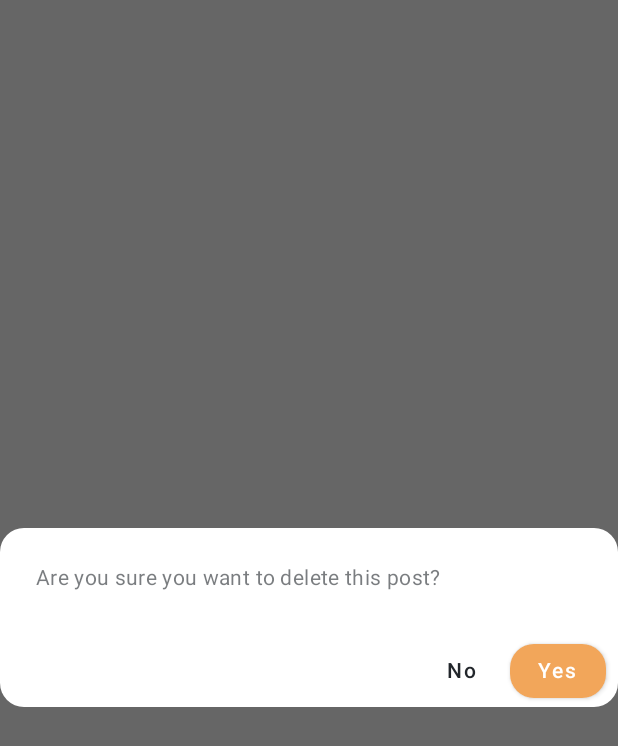
After one commit to AymanAitAhmed/Brandify, an Android app built with Jetpack Compose: the composable DeletePostConfirmationDialog shown on its own in the app's theme, on a phone screen of 412 x 824 dp. The commit adds this screen. Shown: the top 746 px of the screen. Run offline under Robolectric (Android 15) with nearby library versions, the phone set to English and light mode, and no system bars.

Commit message:
added DeletePostConfirmationDialog.kt

```diff
--- a/app/src/main/java/lr/aym/projet_fin_detudes/components/SignedOutDialog.kt
+++ b/app/src/main/java/lr/aym/projet_fin_detudes/components/SignedOutDialog.kt
@@ -81,6 +81,7 @@ fun SignedOutDialog(
                 onClick = {
                     showEmailSentDialog.value = false
                     navController.popBackStack(route = Screens.SignInScreen.route,inclusive = false)
+                    navController.navigate(route = Screens.SignInScreen.route)
                 },
                 colors = ButtonDefaults.buttonColors(
                     backgroundColor = MaterialTheme.colors.primary,
--- /dev/null
+++ b/app/src/main/java/lr/aym/projet_fin_detudes/views/home/DeletePostConfirmationDialog.kt
@@ -0,0 +1,59 @@
+package lr.aym.projet_fin_detudes.views.home
+
+import androidx.compose.foundation.layout.Arrangement
+import androidx.compose.foundation.layout.Row
+import androidx.compose.foundation.layout.fillMaxWidth
+import androidx.compose.foundation.layout.padding
+import androidx.compose.foundation.shape.RoundedCornerShape
+import androidx.compose.material.AlertDialog
+import androidx.compose.material.Button
+import androidx.compose.material.ButtonDefaults
+import androidx.compose.material.MaterialTheme
+import androidx.compose.material.Text
+import androidx.compose.runtime.Composable
+import androidx.compose.ui.Alignment
+import androidx.compose.ui.Modifier
+import androidx.compose.ui.graphics.Color
+import androidx.compose.ui.unit.dp
+
+@Composable
+fun DeletePostConfirmationDialog(
+    onYesClicked: () -> Unit,
+    onDismiss: () -> Unit
+) {
+    AlertDialog(
+        onDismissRequest = onDismiss,
+        text = {
+            Text(text = "Are you sure you want to delete this post?")
+        },
+        buttons = {
+            Row(
+                modifier = Modifier
+                    .fillMaxWidth()
+                    .padding(end = 8.dp),
+                verticalAlignment = Alignment.CenterVertically,
+                horizontalArrangement = Arrangement.End
+            ) {
+                Button(
+                    onClick = onDismiss,
+                    shape = RoundedCornerShape(16.dp),
+                    colors = ButtonDefaults.buttonColors(backgroundColor = Color.Transparent),
+                    elevation = null
+                ) {
+                    Text(text = "No", color = MaterialTheme.colors.onBackground)
+                }
+                Button(
+                    onClick = onYesClicked,
+                    shape = RoundedCornerShape(16.dp),
+                    colors = ButtonDefaults.buttonColors(backgroundColor = MaterialTheme.colors.primary)
+                ) {
+                    Text(text = "Yes", color = MaterialTheme.colors.background)
+                }
+
+
+            }
+        },
+        backgroundColor = MaterialTheme.colors.background,
+        shape = RoundedCornerShape(16.dp)
+    )
+}
--- a/app/src/main/java/lr/aym/projet_fin_detudes/views/home/Home.kt
+++ b/app/src/main/java/lr/aym/projet_fin_detudes/views/home/Home.kt
@@ -163,10 +163,12 @@ fun Home(
                         items(userPosts) { userPost ->
                             PostCard(
                                 postDetailsFromFb = userPost,
-                                username = userProfileInfo.username ?: ""
-                            ) {
+                                username = userProfileInfo.username ?: "",
+                                onDeleteLoadingState = viewModel.showDeletePostLoading,
+                            onDeleteClick = {
                                 viewModel.deletePostFromFb(userPost.id)
                             }
+                            )
                             Spacer(
                                 modifier = Modifier
                                     .fillMaxWidth()
```
Also changed, not shown: app/src/main/java/lr/aym/projet_fin_detudes/views/home/HomeViewModel.kt (+7 -0 lines), app/src/main/java/lr/aym/projet_fin_detudes/views/home/PostCard.kt (+33 -3 lines).
